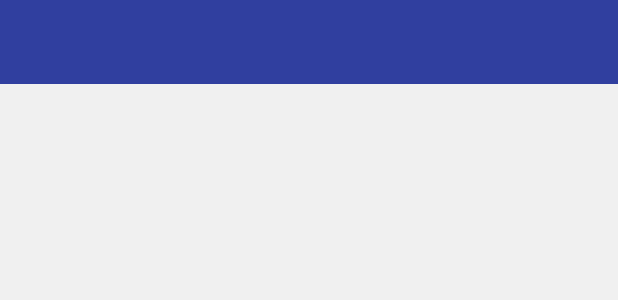
After one commit to Nicolas-Kermagoret/BrewTime, an Android app: the layout add_beer_activity.xml on its own in the app's theme, with its tools: preview values and no code run, on a phone screen of 412 x 824 dp. The commit adds this screen. Shown: the top 300 px of the screen. Run offline under Robolectric (Android 15) with nearby library versions, the phone set to English and light mode, and no system bars.

Commit message:
Add "+" button and start new activity to add a new beer

```diff
--- a/app/build.gradle
+++ b/app/build.gradle
@@ -23,4 +23,4 @@ dependencies {
     compile fileTree(dir: 'libs', include: ['*.jar'])
     testCompile 'junit:junit:4.12'
     compile 'com.android.support:appcompat-v7:23.1.1'
-}
+    compile 'com.android.support:design:23.2.0'}
--- a/app/src/main/AndroidManifest.xml
+++ b/app/src/main/AndroidManifest.xml
@@ -21,6 +21,9 @@
         <activity
             android:name=".BeerActivity"
              />
+        <activity
+            android:name=".AddBeerActivity"
+                  />
     </application>
 
 </manifest>
--- /dev/null
+++ b/app/src/main/res/layout/add_beer_activity.xml
@@ -0,0 +1,15 @@
+<?xml version="1.0" encoding="utf-8"?>
+<LinearLayout xmlns:android="http://schemas.android.com/apk/res/android"
+              android:orientation="vertical"
+              android:layout_width="match_parent"
+              android:layout_height="match_parent">
+
+    <android.support.v7.widget.Toolbar xmlns:android="http://schemas.android.com/apk/res/android"
+                                       android:id="@+id/toolbar"
+                                       android:layout_width="match_parent"
+                                       android:layout_height="wrap_content"
+                                       android:layout_alignParentTop="true"
+                                       android:background="@color/colorPrimaryDark"
+                                       android:minHeight="?android:attr/actionBarSize" />
+
+</LinearLayout>
```
Also changed, not shown: app/src/main/java/com/example/nicolas/brewtime/AddBeerActivity.java (added, +20 -0 lines), app/src/main/java/com/example/nicolas/brewtime/MainActivity.java (+7 -1 lines), app/src/main/res/layout/activity_main.xml (+15 -3 lines).
